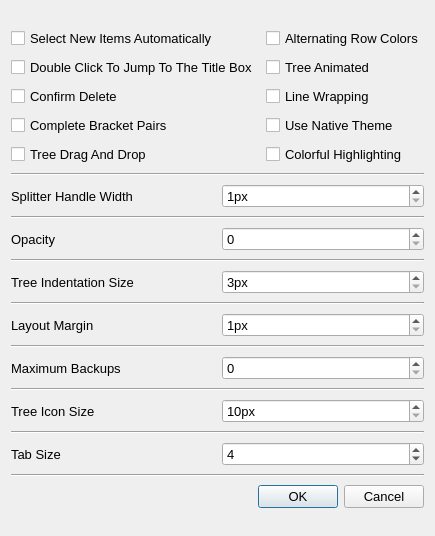
First picture: the form in Dialogs/settingsdialog.ui, repository UnkindledTwo/TreeNotes, before the edit.
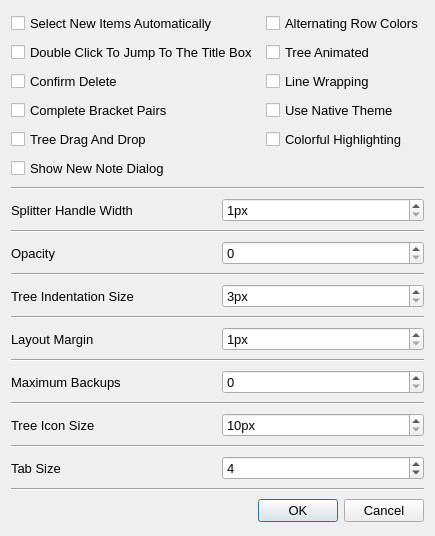
Second picture: the form after the edit.

The edit to the form file:
```diff
--- a/Dialogs/settingsdialog.ui
+++ b/Dialogs/settingsdialog.ui
@@ -139,6 +139,13 @@
          </property>
         </widget>
        </item>
+       <item row="5" column="0">
+        <widget class="QCheckBox" name="show_new_note_dialog">
+         <property name="text">
+          <string>Show New Note Dialog</string>
+         </property>
+        </widget>
+       </item>
       </layout>
      </item>
      <item>
```
Left out of the diff: 40 changed lines with no effect on the pictures.
